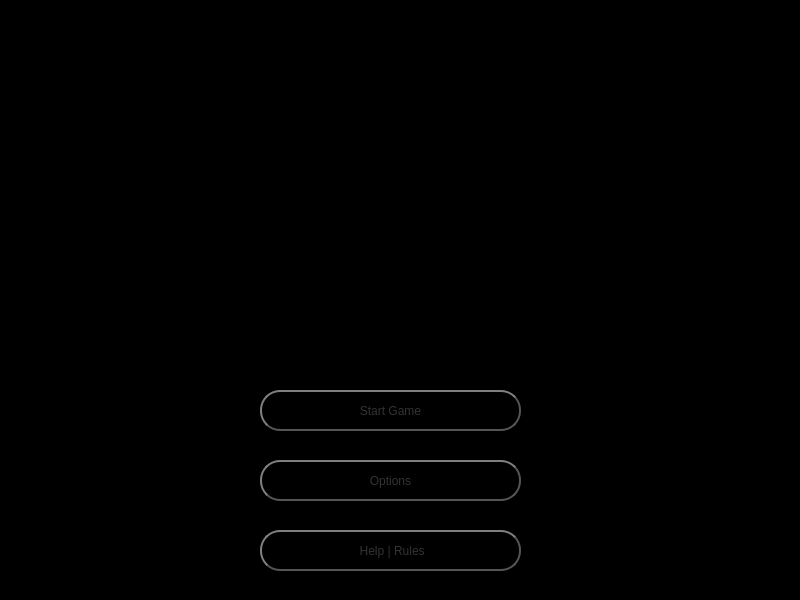
Qt form FrontEndMain/FrontEndMain/menuwindow.ui (drewanderson17/BattleShips) before a commit.
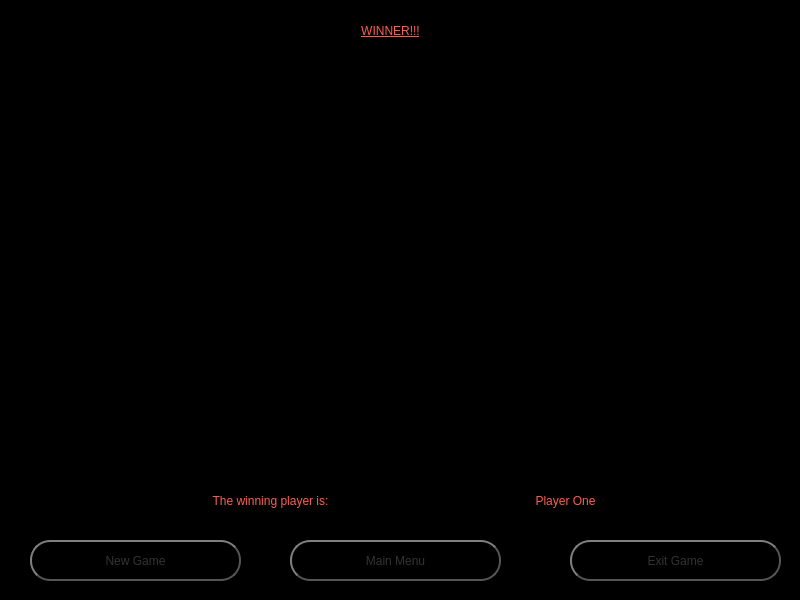
The same form after that commit. Icons and pictures are not drawn.

Commit message: - Added QWidget pages for a shooting Screen, a pass to opponent screen and a win screen - Still needs work from an asthetics standpoint but I believe these are all the necessary windows for this project - Next Steps: Focusing on asthetics and begin building interactivity and functionality into the windows

The edit to the form file:
```diff
--- a/FrontEndMain/FrontEndMain/menuwindow.ui
+++ b/FrontEndMain/FrontEndMain/menuwindow.ui
@@ -29,6 +29,13 @@
       <height>600</height>
      </rect>
     </property>
+    <property name="styleSheet">
+     <string notr="true">background-color: rgb(0, 0, 0);
+</string>
+    </property>
+    <property name="currentIndex">
+     <number>6</number>
+    </property>
     <widget class="QWidget" name="MenuPage">
      <property name="styleSheet">
       <string notr="true">background-color: rgb(0, 0, 0);</string>
@@ -1184,6 +1191,326 @@
       </property>
       <property name="text">
        <string>Bikes Sunk:</string>
+      </property>
+      <property name="alignment">
+       <set>Qt::AlignCenter</set>
+      </property>
+     </widget>
+     <widget class="QPushButton" name="fireButton">
+      <property name="geometry">
+       <rect>
+        <x>580</x>
+        <y>520</y>
+        <width>191</width>
+        <height>41</height>
+       </rect>
+      </property>
+      <property name="styleSheet">
+       <string notr="true">QPushButton {
+	font: 18pt &quot;MS Shell Dlg 2&quot;;
+    color: #333;
+    border: 2px solid #555;
+    border-radius: 20px;
+    border-style: outset;
+    background: qradialgradient(
+        cx: 0.3, cy: -0.4, fx: 0.3, fy: -0.4,
+        radius: 1.35, stop: 0 #fff, stop: 1 #888
+        );
+    padding: 5px;
+    }
+
+QPushButton:hover {
+    background: qradialgradient(
+        cx: 0.3, cy: -0.4, fx: 0.3, fy: -0.4,
+        radius: 1.35, stop: 0 #fff, stop: 1 #bbb
+        );
+    }
+
+QPushButton:pressed {
+    border-style: inset;
+    background: qradialgradient(
+        cx: 0.4, cy: -0.1, fx: 0.4, fy: -0.1,
+        radius: 1.35, stop: 0 #fff, stop: 1 #ddd
+        );
+    }</string>
+      </property>
+      <property name="text">
+       <string>Shoot</string>
+      </property>
+     </widget>
+    </widget>
+    <widget class="QWidget" name="PassToOppo">
+     <widget class="QFrame" name="PassWindowFrame">
+      <property name="geometry">
+       <rect>
+        <x>0</x>
+        <y>0</y>
+        <width>800</width>
+        <height>600</height>
+       </rect>
+      </property>
+      <property name="styleSheet">
+       <string notr="true">QFrame{image: url(:/passWindow.svg);
+background-color: rgb(0, 0, 0);}</string>
+      </property>
+      <property name="frameShape">
+       <enum>QFrame::StyledPanel</enum>
+      </property>
+      <property name="frameShadow">
+       <enum>QFrame::Raised</enum>
+      </property>
+      <widget class="QPushButton" name="passWindowOkayButton">
+       <property name="geometry">
+        <rect>
+         <x>500</x>
+         <y>490</y>
+         <width>231</width>
+         <height>61</height>
+        </rect>
+       </property>
+       <property name="autoFillBackground">
+        <bool>false</bool>
+       </property>
+       <property name="styleSheet">
+        <string notr="true">QPushButton {
+	font: 18pt &quot;MS Shell Dlg 2&quot;;
+    color: #333;
+    border: 2px solid #555;
+    border-radius: 20px;
+    border-style: outset;
+    background: qradialgradient(
+        cx: 0.3, cy: -0.4, fx: 0.3, fy: -0.4,
+        radius: 1.35, stop: 0 #fff, stop: 1 #888
+        );
+    padding: 5px;
+    }
+
+QPushButton:hover {
+    background: qradialgradient(
+        cx: 0.3, cy: -0.4, fx: 0.3, fy: -0.4,
+        radius: 1.35, stop: 0 #fff, stop: 1 #bbb
+        );
+    }
+
+QPushButton:pressed {
+    border-style: inset;
+    background: qradialgradient(
+        cx: 0.4, cy: -0.1, fx: 0.4, fy: -0.1,
+        radius: 1.35, stop: 0 #fff, stop: 1 #ddd
+        );
+    }</string>
+       </property>
+       <property name="text">
+        <string>Okay</string>
+       </property>
+      </widget>
+     </widget>
+    </widget>
+    <widget class="QWidget" name="WinWindow">
+     <widget class="QFrame" name="LogoFrame_2">
+      <property name="geometry">
+       <rect>
+        <x>10</x>
+        <y>60</y>
+        <width>751</width>
+        <height>411</height>
+       </rect>
+      </property>
+      <property name="styleSheet">
+       <string notr="true">QFrame{
+image: url(:/BattleShipLogo.svg);
+background-color: rgb(0, 0, 0);
+}</string>
+      </property>
+      <property name="frameShape">
+       <enum>QFrame::StyledPanel</enum>
+      </property>
+      <property name="frameShadow">
+       <enum>QFrame::Raised</enum>
+      </property>
+     </widget>
+     <widget class="QPushButton" name="MainMenuButton">
+      <property name="geometry">
+       <rect>
+        <x>290</x>
+        <y>540</y>
+        <width>211</width>
+        <height>41</height>
+       </rect>
+      </property>
+      <property name="styleSheet">
+       <string notr="true">QPushButton {
+	font: 75 18pt &quot;MS Shell Dlg 2&quot;;
+    color: #333;
+    border: 2px solid #555;
+    border-radius: 20px;
+    border-style: outset;
+    background: qradialgradient(
+        cx: 0.3, cy: -0.4, fx: 0.3, fy: -0.4,
+        radius: 1.35, stop: 0 #fff, stop: 1 #888
+        );
+    padding: 5px;
+    }
+
+QPushButton:hover {
+    background: qradialgradient(
+        cx: 0.3, cy: -0.4, fx: 0.3, fy: -0.4,
+        radius: 1.35, stop: 0 #fff, stop: 1 #bbb
+        );
+    }
+
+QPushButton:pressed {
+    border-style: inset;
+    background: qradialgradient(
+        cx: 0.4, cy: -0.1, fx: 0.4, fy: -0.1,
+        radius: 1.35, stop: 0 #fff, stop: 1 #ddd
+        );
+    }</string>
+      </property>
+      <property name="text">
+       <string>Main Menu</string>
+      </property>
+     </widget>
+     <widget class="QPushButton" name="NewGameButton">
+      <property name="geometry">
+       <rect>
+        <x>30</x>
+        <y>540</y>
+        <width>211</width>
+        <height>41</height>
+       </rect>
+      </property>
+      <property name="styleSheet">
+       <string notr="true">QPushButton {
+	font: 75 18pt &quot;MS Shell Dlg 2&quot;;
+    color: #333;
+    border: 2px solid #555;
+    border-radius: 20px;
+    border-style: outset;
+    background: qradialgradient(
+        cx: 0.3, cy: -0.4, fx: 0.3, fy: -0.4,
+        radius: 1.35, stop: 0 #fff, stop: 1 #888
+        );
+    padding: 5px;
+    }
+
+QPushButton:hover {
+    background: qradialgradient(
+        cx: 0.3, cy: -0.4, fx: 0.3, fy: -0.4,
+        radius: 1.35, stop: 0 #fff, stop: 1 #bbb
+        );
+    }
+
+QPushButton:pressed {
+    border-style: inset;
+    background: qradialgradient(
+        cx: 0.4, cy: -0.1, fx: 0.4, fy: -0.1,
+        radius: 1.35, stop: 0 #fff, stop: 1 #ddd
+        );
+    }</string>
+      </property>
+      <property name="text">
+       <string>New Game</string>
+      </property>
+     </widget>
+     <widget class="QPushButton" name="ExitGameButton">
+      <property name="geometry">
+       <rect>
+        <x>570</x>
+        <y>540</y>
+        <width>211</width>
+        <height>41</height>
+       </rect>
+      </property>
+      <property name="styleSheet">
+       <string notr="true">QPushButton {
+	font: 75 18pt &quot;MS Shell Dlg 2&quot;;
+    color: #333;
+    border: 2px solid #555;
+    border-radius: 20px;
+    border-style: outset;
+    background: qradialgradient(
+        cx: 0.3, cy: -0.4, fx: 0.3, fy: -0.4,
+        radius: 1.35, stop: 0 #fff, stop: 1 #888
+        );
+    padding: 5px;
+    }
+
+QPushButton:hover {
+    background: qradialgradient(
+        cx: 0.3, cy: -0.4, fx: 0.3, fy: -0.4,
+        radius: 1.35, stop: 0 #fff, stop: 1 #bbb
+        );
+    }
+
+QPushButton:pressed {
+    border-style: inset;
+    background: qradialgradient(
+        cx: 0.4, cy: -0.1, fx: 0.4, fy: -0.1,
+        radius: 1.35, stop: 0 #fff, stop: 1 #ddd
+        );
+    }</string>
+      </property>
+      <property name="text">
+       <string>Exit Game</string>
+      </property>
+     </widget>
+     <widget class="QLabel" name="winnerLabel">
+      <property name="geometry">
+       <rect>
+        <x>220</x>
+        <y>0</y>
+        <width>341</width>
+        <height>61</height>
+       </rect>
+      </property>
+      <property name="styleSheet">
+       <string notr="true">font: 75 48pt &quot;MS Shell Dlg 2&quot;;
+color: rgb(255, 94, 79);
+text-decoration: underline;</string>
+      </property>
+      <property name="text">
+       <string>WINNER!!!</string>
+      </property>
+      <property name="alignment">
+       <set>Qt::AlignCenter</set>
+      </property>
+     </widget>
+     <widget class="QLabel" name="winnerLabel_2">
+      <property name="geometry">
+       <rect>
+        <x>90</x>
+        <y>480</y>
+        <width>361</width>
+        <height>41</height>
+       </rect>
+      </property>
+      <property name="styleSheet">
+       <string notr="true">font: 75 26pt &quot;MS Shell Dlg 2&quot;;
+color: rgb(255, 94, 79);</string>
+      </property>
+      <property name="text">
+       <string>The winning player is:</string>
+      </property>
+      <property name="alignment">
+       <set>Qt::AlignCenter</set>
+      </property>
+     </widget>
+     <widget class="QLabel" name="winnerLabel_3">
+      <property name="geometry">
+       <rect>
+        <x>460</x>
+        <y>480</y>
+        <width>211</width>
+        <height>41</height>
+       </rect>
+      </property>
+      <property name="styleSheet">
+       <string notr="true">font: 75 26pt &quot;MS Shell Dlg 2&quot;;
+color: rgb(255, 94, 79);</string>
+      </property>
+      <property name="text">
+       <string>Player One</string>
       </property>
       <property name="alignment">
        <set>Qt::AlignCenter</set>
```
Left out of the diff: 36 changed lines with no effect on the pictures. The commit also changes 4 other files.
